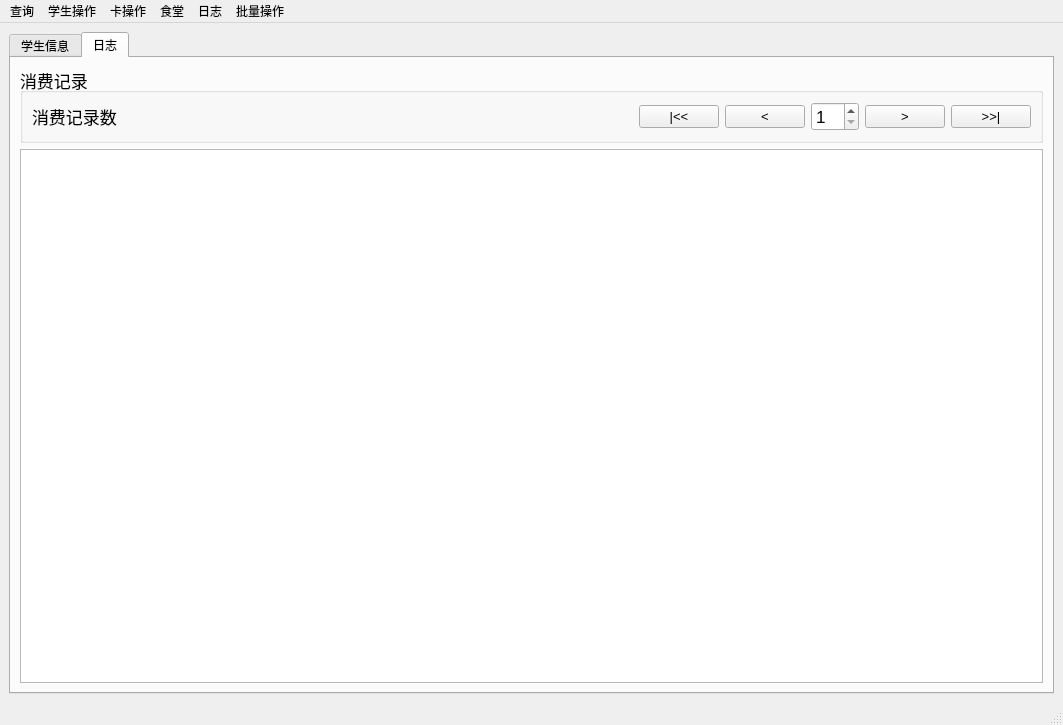
First picture: the form in mainwindow.ui, repository 2205794866/Hustcards_v2, before the edit.
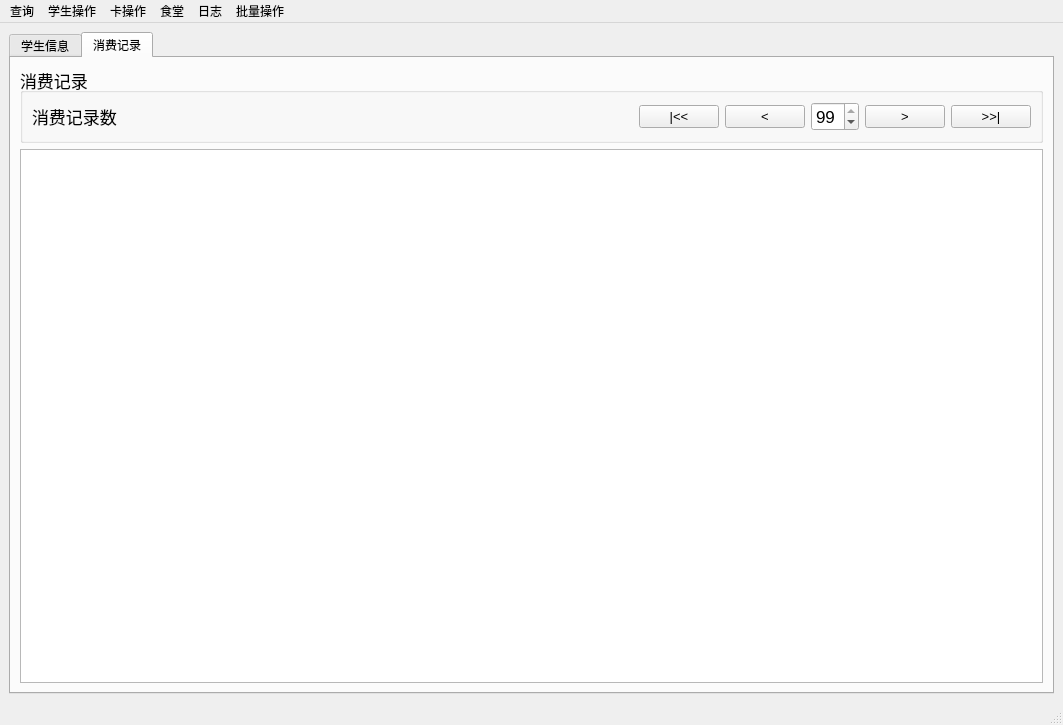
Second picture: the form after the edit. The open tabs and pages were chosen to show the change. Icons and pictures are not drawn.

Patch:
```diff
--- a/mainwindow.ui
+++ b/mainwindow.ui
@@ -101,7 +101,7 @@
       </widget>
       <widget class="QWidget" name="tab_2">
        <attribute name="title">
-        <string>日志</string>
+        <string>消费记录</string>
        </attribute>
        <layout class="QVBoxLayout" name="verticalLayout_6">
         <item>
@@ -164,6 +164,9 @@
              <property name="minimum">
               <number>1</number>
              </property>
+             <property name="value">
+              <number>99</number>
+             </property>
             </widget>
            </item>
            <item>
```
Left out of the diff: 10 changed lines with no effect on the pictures.
